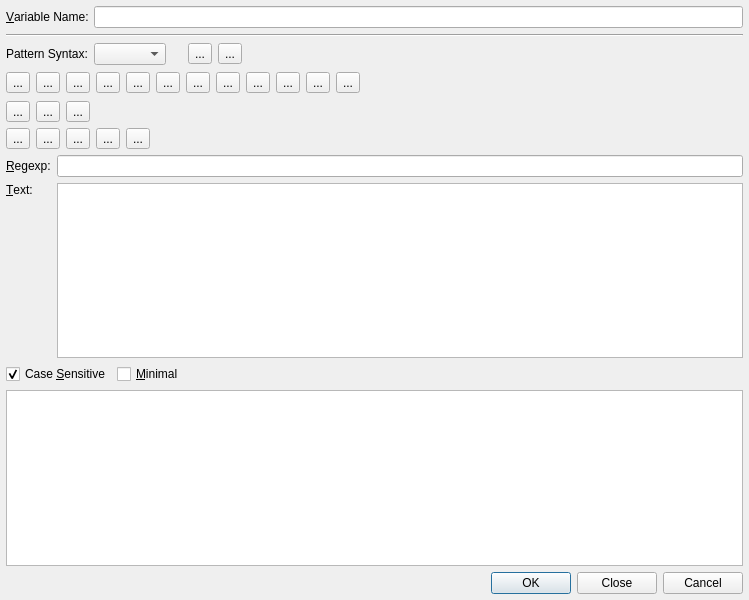
testmana2/test, file Plugins/WizardPlugins/QRegExpWizard/QRegExpWizardDialog.ui: the form before one commit.
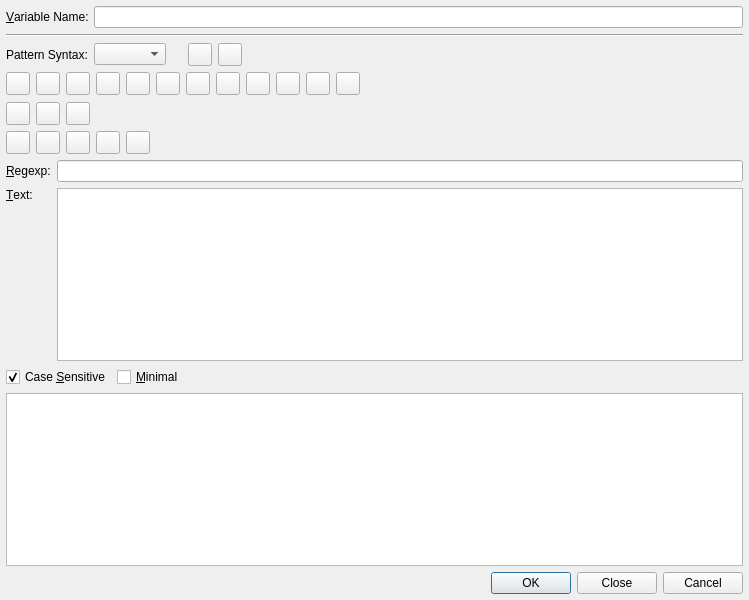
The form after the commit.

Patch:
```diff
--- a/Plugins/WizardPlugins/QRegExpWizard/QRegExpWizardDialog.ui
+++ b/Plugins/WizardPlugins/QRegExpWizard/QRegExpWizardDialog.ui
@@ -78,9 +78,6 @@
        <property name="toolTip">
         <string>&lt;b&gt;Undo last edit&lt;/b&gt;</string>
        </property>
-       <property name="text">
-        <string>...</string>
-       </property>
       </widget>
      </item>
      <item>
@@ -88,9 +85,6 @@
        <property name="toolTip">
         <string>&lt;b&gt;Redo last edit&lt;/b&gt;</string>
        </property>
-       <property name="text">
-        <string>...</string>
-       </property>
       </widget>
      </item>
      <item>
@@ -122,9 +116,6 @@
         <property name="whatsThis">
          <string>&lt;b&gt;Single character of a range (e.g. [abcd])&lt;/b&gt;&lt;p&gt;Select a single character of a range via a specific dialog. This dialog will help to edit the range of characters and add some specific conditions.&lt;/p&gt;</string>
         </property>
-        <property name="text">
-         <string>...</string>
-        </property>
        </widget>
       </item>
       <item>
@@ -139,9 +130,6 @@
 E.g. 'gr.y' matches 'gray', 'grey', 'gr%y', etc. Use the dot sparingly. Often, a character class or negated
 character class is faster and more precise.&lt;/p&gt;</string>
         </property>
-        <property name="text">
-         <string>...</string>
-        </property>
        </widget>
       </item>
       <item>
@@ -154,9 +142,6 @@
          <string>&lt;b&gt;Repeat contents&lt;/b&gt;
 &lt;p&gt;Select a repetition condition via a specific dialog. This dialog will help to specify the allowed range for repetitions.&lt;/p&gt;</string>
         </property>
-        <property name="text">
-         <string>...</string>
-        </property>
        </widget>
       </item>
       <item>
@@ -171,9 +156,6 @@
 group of characters inside the brakets. E.g. the regex 'Set(?:Value)?' matches 'Set' or 'SetValue'. The '?:' inside the brakets
 means that the content of the match (called the backreference) is not stored for further use.&lt;/p&gt;</string>
         </property>
-        <property name="text">
-         <string>...</string>
-        </property>
        </widget>
       </item>
       <item>
@@ -190,9 +172,6 @@
 One can access the backereference with the '\1' expression. &lt;/p&gt;
 &lt;p&gt;E.g. '([a-c])x\1x\1' will match 'axaxa', 'bxbxb' and 'cxcxc'.&lt;/p&gt;</string>
         </property>
-        <property name="text">
-         <string>...</string>
-        </property>
        </widget>
       </item>
       <item>
@@ -208,9 +187,6 @@
 Be aware that in the above example, the alternatives refer to whole or part of words. If you want to match exactly the
  words 'cat', 'dog', ... you should express the fact that you only want to match complete words: '\b(cat|dog|mouse|fish)\b'&lt;/p&gt;</string>
         </property>
-        <property name="text">
-         <string>...</string>
-        </property>
        </widget>
       </item>
       <item>
@@ -224,9 +200,6 @@
 &lt;p&gt;Select to insert the start line character (^). It is used to find some expressions at the begining of lines.
 E.g. '^[A-Z]' match lines starting with a capitalized character. &lt;/p&gt;</string>
         </property>
-        <property name="text">
-         <string>...</string>
-        </property>
        </widget>
       </item>
       <item>
@@ -239,9 +212,6 @@
          <string>&lt;b&gt;End of line: '$'&lt;/b&gt;
 &lt;p&gt;Select to insert the end of line character ($). It is used to find some expressions at the end of lines.&lt;/p&gt;</string>
         </property>
-        <property name="text">
-         <string>...</string>
-        </property>
        </widget>
       </item>
       <item>
@@ -255,9 +225,6 @@
 &lt;p&gt;Select to insert the word boudary character (\b). This character is used to express the fact that word 
 must begin or end at this position. E.g. '\bcat\b' matches exactly the word 'cat' while 'concatenation' is ignored.&lt;/p&gt;</string>
         </property>
-        <property name="text">
-         <string>...</string>
-        </property>
        </widget>
       </item>
       <item>
@@ -271,9 +238,6 @@
 &lt;p&gt;Select to insert the word boudary character (\B). \B is the negated version of \b. \B matches at every position where \b 
 does not. Effectively, \B matches at any position between two word characters as well as at any position between two non-word characters.&lt;/p&gt;</string>
         </property>
-        <property name="text">
-         <string>...</string>
-        </property>
        </widget>
       </item>
       <item>
@@ -288,9 +252,6 @@
 Writting 'q(?=u)' means that you want to match the 'q' character only if it is followed by 'u'. In this statement 'u' is a trivial 
 regexp which may be replaced by a more complex expression; q(?=[abc])' will match a 'q' if followed by either 'a', 'b' or 'c'.&lt;/p&gt;</string>
         </property>
-        <property name="text">
-         <string>...</string>
-        </property>
        </widget>
       </item>
       <item>
@@ -305,9 +266,6 @@
 followed by a another one. Writting 'q(?!u)' means that you want to match 'q' only if it is not followed by 'u'. In this statement, 'u' is a
 trivial regexp which may be replaced by a more complex expression; 'q(?![abc])' will match a 'q' if it is followed by anything else than 'a', 'b' or 'c'.&lt;/p&gt;</string>
         </property>
-        <property name="text">
-         <string>...</string>
-        </property>
        </widget>
       </item>
       <item>
@@ -343,9 +301,6 @@
         <property name="whatsThis">
          <string>&lt;b&gt;Single character of a range (e.g. [abcd])&lt;/b&gt;&lt;p&gt;Select a single character of a range via a specific dialog. This dialog will help to edit the range of characters and add some specific conditions.&lt;/p&gt;</string>
         </property>
-        <property name="text">
-         <string>...</string>
-        </property>
        </widget>
       </item>
       <item>
@@ -359,9 +314,6 @@
 &lt;p&gt;Select to insert a question mark (?) in your regexp. The question mark matches a single character. 
 E.g. 'gr?y' matches 'gray', 'grey', 'gr%y', etc.&lt;/p&gt;</string>
         </property>
-        <property name="text">
-         <string>...</string>
-        </property>
        </widget>
       </item>
       <item>
@@ -374,9 +326,6 @@
          <string>&lt;b&gt;Repeat contents&lt;/b&gt;
 &lt;p&gt;Inserts a repetition (*) character into the regexp. That will match zero or more of any character.&lt;/p&gt;</string>
         </property>
-        <property name="text">
-         <string>...</string>
-        </property>
        </widget>
       </item>
       <item>
@@ -409,9 +358,6 @@
         <property name="whatsThis">
          <string>&lt;b&gt;Single character of a range (e.g. [abcd])&lt;/b&gt;&lt;p&gt;Select a single character of a range via a specific dialog. This dialog will help to edit the range of characters and add some specific conditions.&lt;/p&gt;</string>
         </property>
-        <property name="text">
-         <string>...</string>
-        </property>
        </widget>
       </item>
       <item>
@@ -426,9 +372,6 @@
 E.g. 'gr.y' matches 'gray', 'grey', 'gr%y', etc. Use the dot sparingly. Often, a character class or negated
 character class is faster and more precise.&lt;/p&gt;</string>
         </property>
-        <property name="text">
-         <string>...</string>
-        </property>
        </widget>
       </item>
       <item>
@@ -441,9 +384,6 @@
          <string>&lt;b&gt;Repeat contents&lt;/b&gt;
 &lt;p&gt;Select a repetition condition via a specific dialog. This dialog will help to specify the allowed range for repetitions.&lt;/p&gt;</string>
         </property>
-        <property name="text">
-         <string>...</string>
-        </property>
        </widget>
       </item>
       <item>
@@ -457,9 +397,6 @@
 &lt;p&gt;Select to insert some capturing brackets. They can be used to apply a regexp quantifier (e.g. '?' or '+') to the entire group of 
 characters inside the brakets. E.g. the regex 'Set(Value)?' matches 'Set' or 'SetValue'.&lt;/p&gt;</string>
         </property>
-        <property name="text">
-         <string>...</string>
-        </property>
        </widget>
       </item>
       <item>
@@ -473,9 +410,6 @@
 &lt;p&gt;Select to insert the alternation symbol '|'. The alternation is used to match a single regular expression out of 
 several possible regular expressions. E.g. 'cat|dog|mouse|fish' matches words containing the word 'cat', 'dog','mouse' or 'fish'.&lt;/p&gt;</string>
         </property>
-        <property name="text">
-         <string>...</string>
-        </property>
        </widget>
       </item>
       <item>
```
Left out of the diff: 33 changed lines with no effect on the pictures.
